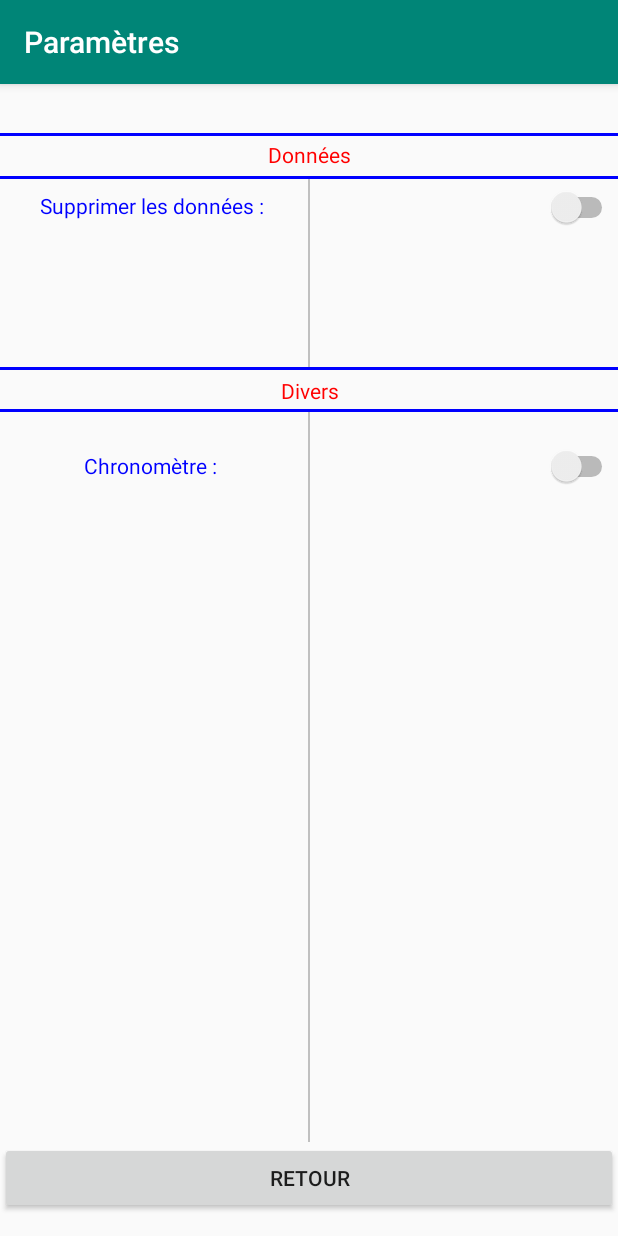
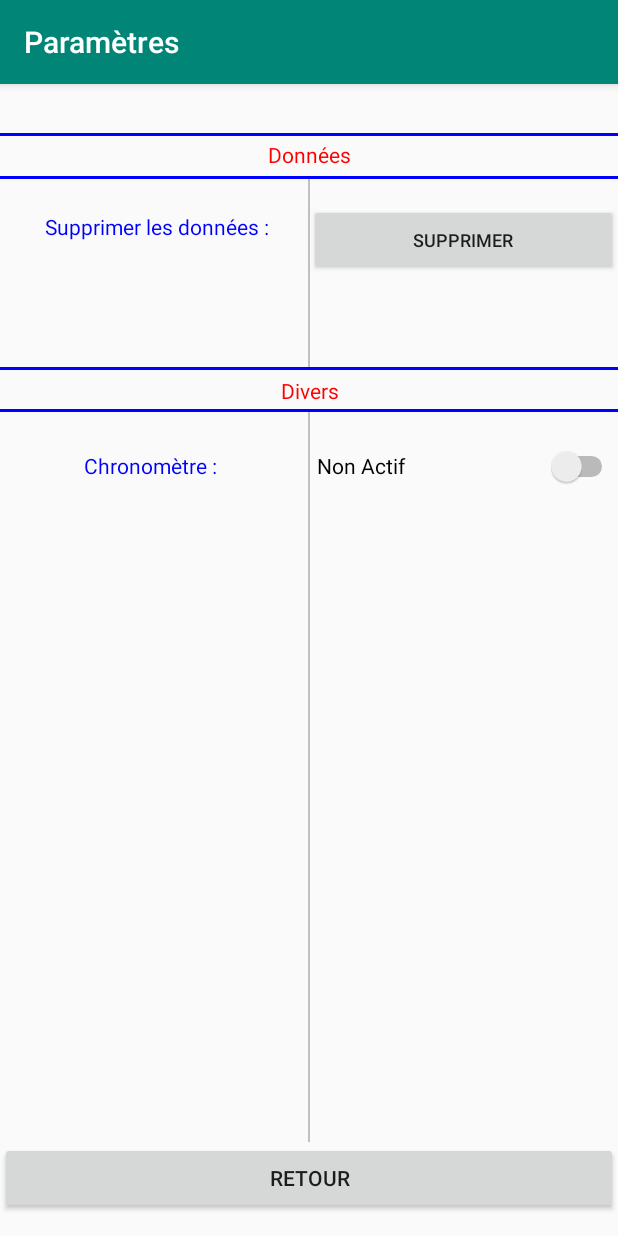
Before and after one commit to WilliamPsc/SuDoKu, an Android app: the SettingsActivity screen opened directly, with no data from a screen before it, on a phone screen of 412 x 824 dp. Run offline under Robolectric (Android 15) with nearby library versions, the phone set to English and light mode, and no system bars.

Commit message:
1.3.1
Modification paramètres
Génération version installable (.apk)

```diff
--- a/app/src/main/java/fr/pensec/smartsudoku/SettingsActivity.java
+++ b/app/src/main/java/fr/pensec/smartsudoku/SettingsActivity.java
@@ -4,6 +4,7 @@ import android.content.SharedPreferences;
 import android.os.Bundle;
 import android.util.Log;
 import android.view.View;
+import android.widget.Button;
 import android.widget.Switch;
 import android.widget.TextView;
 
@@ -12,8 +13,9 @@ import androidx.appcompat.app.AppCompatActivity;
 public class SettingsActivity extends AppCompatActivity {
     SharedPreferences sharedPref;
     SharedPreferences.Editor editor;
-    Switch sp, sp2;
-    Boolean stateSP, stateSP2;
+    Switch sp2;
+    Button sp;
+    Boolean stateSP2;
     TextView tv11;
 
     @Override
@@ -22,18 +24,26 @@ public class SettingsActivity extends AppCompatActivity {
         setContentView(R.layout.activity_settings);
         getSupportActionBar().setTitle(R.string.activitySettings);
 
-        sp = findViewById(R.id.switch1);
+        sp = findViewById(R.id.button7);
         sp2 = findViewById(R.id.switch2);
         tv11 = findViewById(R.id.textView11);
         sharedPref = this.getSharedPreferences("grille", MODE_PRIVATE);
         editor = sharedPref.edit();
 
+
+        stateSP2 = sp2.isChecked();
+        if(stateSP2){
+            sp2.setText("Activé");
+            editor.putBoolean("chrono", true);
+        }else{
+            sp2.setText("Non Actif");
+            editor.putBoolean("chrono", false);
+        }
+        editor.commit();
+
     }
 
     public void supprData(View v){
-        stateSP = sp.isChecked();
-        if(stateSP){
-            sp.setText("Ok");
         String s1, s3;
         Integer s2;
 
@@ -50,10 +60,6 @@ public class SettingsActivity extends AppCompatActivity {
         editor.commit();
 
         tv11.setText("Données supprimées");
-
-        }else{
-            sp.setText("Non");
-        }
     }
 
     public void activChrono(View v){
--- a/app/src/main/res/layout/activity_settings.xml
+++ b/app/src/main/res/layout/activity_settings.xml
@@ -67,19 +67,6 @@
         app:layout_constraintTop_toTopOf="parent"
         app:layout_constraintVertical_bias="0.26" />
 
-    <Switch
-        android:id="@+id/switch1"
-        android:layout_width="0dp"
-        android:layout_height="32dp"
-        android:layout_marginStart="5dp"
-        android:onClick="supprData"
-        app:layout_constraintBottom_toBottomOf="parent"
-        app:layout_constraintEnd_toEndOf="parent"
-        app:layout_constraintHorizontal_bias="0.403"
-        app:layout_constraintStart_toStartOf="@+id/guideline"
-        app:layout_constraintTop_toTopOf="parent"
-        app:layout_constraintVertical_bias="0.09" />
-
     <androidx.constraintlayout.widget.Guideline
         android:id="@+id/guideline"
         android:layout_width="1dp"
@@ -90,18 +77,21 @@
 
     <TextView
         android:id="@+id/textView7"
-        android:layout_width="203dp"
+        android:layout_width="191dp"
         android:layout_height="wrap_content"
         android:layout_marginEnd="5dp"
         android:text="@string/sync_title"
         android:textAlignment="center"
+        android:textAllCaps="false"
         android:textColor="#0000FF"
+        android:textDirection="anyRtl"
+        android:textIsSelectable="false"
         app:layout_constraintBottom_toBottomOf="parent"
         app:layout_constraintEnd_toStartOf="@+id/guideline"
-        app:layout_constraintHorizontal_bias="0.0"
+        app:layout_constraintHorizontal_bias="1.0"
         app:layout_constraintStart_toStartOf="parent"
         app:layout_constraintTop_toTopOf="parent"
-        app:layout_constraintVertical_bias="0.095" />
+        app:layout_constraintVertical_bias="0.114" />
 
     <TextView
         android:id="@+id/textView8"
@@ -183,11 +173,23 @@
         android:id="@+id/textView11"
         android:layout_width="0dp"
         android:layout_height="wrap_content"
-        android:layout_marginTop="14dp"
         android:layout_marginBottom="23dp"
         android:textAlignment="center"
         app:layout_constraintBottom_toTopOf="@+id/divider2"
         app:layout_constraintEnd_toEndOf="parent"
+        app:layout_constraintStart_toStartOf="@+id/guideline" />
+
+    <Button
+        android:id="@+id/button7"
+        android:layout_width="0dp"
+        android:layout_height="wrap_content"
+        android:layout_marginTop="3dp"
+        android:layout_marginBottom="47dp"
+        android:onClick="supprData"
+        android:text="@string/button7"
+        android:textSize="12sp"
+        app:layout_constraintBottom_toTopOf="@+id/divider2"
+        app:layout_constraintEnd_toEndOf="parent"
         app:layout_constraintStart_toStartOf="@+id/guideline"
-        app:layout_constraintTop_toBottomOf="@+id/switch1" />
+        app:layout_constraintTop_toBottomOf="@+id/divider3" />
 </androidx.constraintlayout.widget.ConstraintLayout>
--- a/app/src/main/res/values/strings.xml
+++ b/app/src/main/res/values/strings.xml
@@ -32,6 +32,7 @@
 
     <!-- Sync Preferences -->
     <string name="sync_title">Supprimer les données : </string>
+    <string name="button7">SUPPRIMER</string>
 
     <!-- Thème Choisi -->
     <string name="theme_title">Chronomètre : </string>
```
Also changed, not shown: 2 other files. Lines whose indentation alone changed are shown as unchanged.
